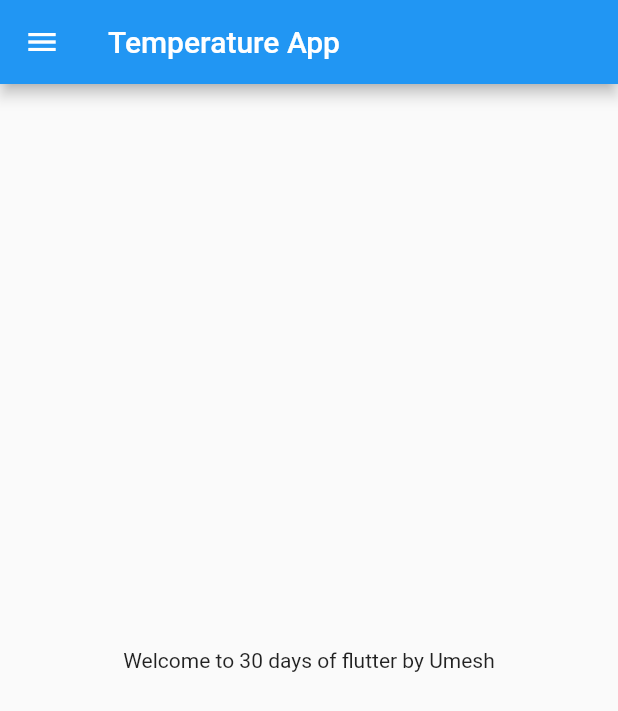
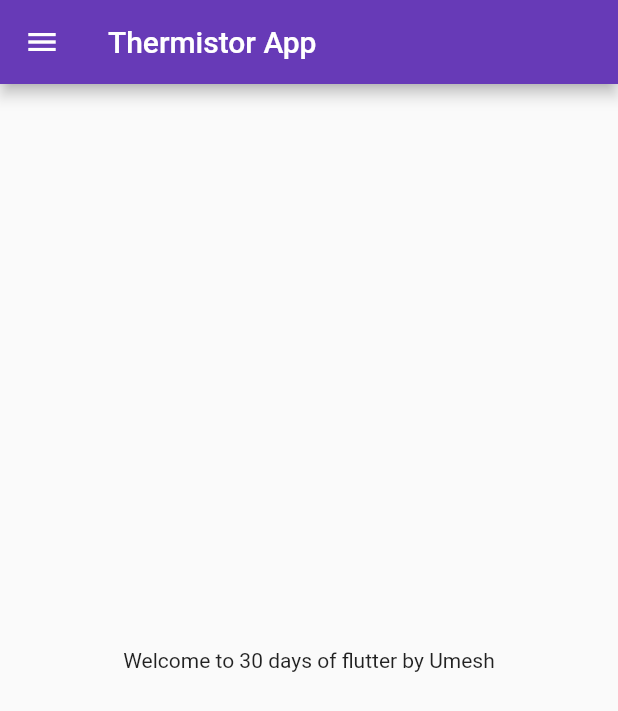
Before and after one commit to Umeshexe/FeverTherm-Mobile-application, a Flutter app: the screen it shows after launch, on a phone screen of 412 x 824 dp. Shown: the top 711 px of the screen. Run offline on Flutter 3.47's test engine with Material 2 defaults, Android fonts, the phone set to English and light mode, and no system bars.

Commit message:
Day 3 completed

```diff
--- a/lib/main.dart
+++ b/lib/main.dart
@@ -1,4 +1,5 @@
-import 'package:fever_therm/home_page.dart';
+import 'package:fever_therm/pages/home_page.dart';
+import 'package:fever_therm/pages/login_page.dart';
 import 'package:flutter/material.dart';
 
 void main() {
@@ -8,10 +9,17 @@
 class MyApp extends StatelessWidget {
   @override
   Widget build(BuildContext context) {
-
-
     return MaterialApp(
-      home: HomePage(),
-    );
+        themeMode: ThemeMode.light,
+        theme: ThemeData(primarySwatch: Colors.deepPurple),
+        darkTheme: ThemeData(
+          brightness: Brightness.dark,
+        ),
+        initialRoute: "/home",
+        routes: {
+          "/": (context) => LoginPage(),
+          "/home": (context) => HomePage(),
+          "/login": ((context) => LoginPage()),
+        });
   }
 }
--- a/lib/home_page.dart
+++ b/lib/pages/home_page.dart
@@ -8,7 +8,7 @@
   Widget build(BuildContext context) {
     return Scaffold(
       appBar: AppBar(
-        title: Text("Temperature App"),
+        title: Text("Thermistor App"),
       ),
       body: Center(
         child: Container(
```
Also changed, not shown: lib/pages/login_page.dart (added, +23 -0 lines).
